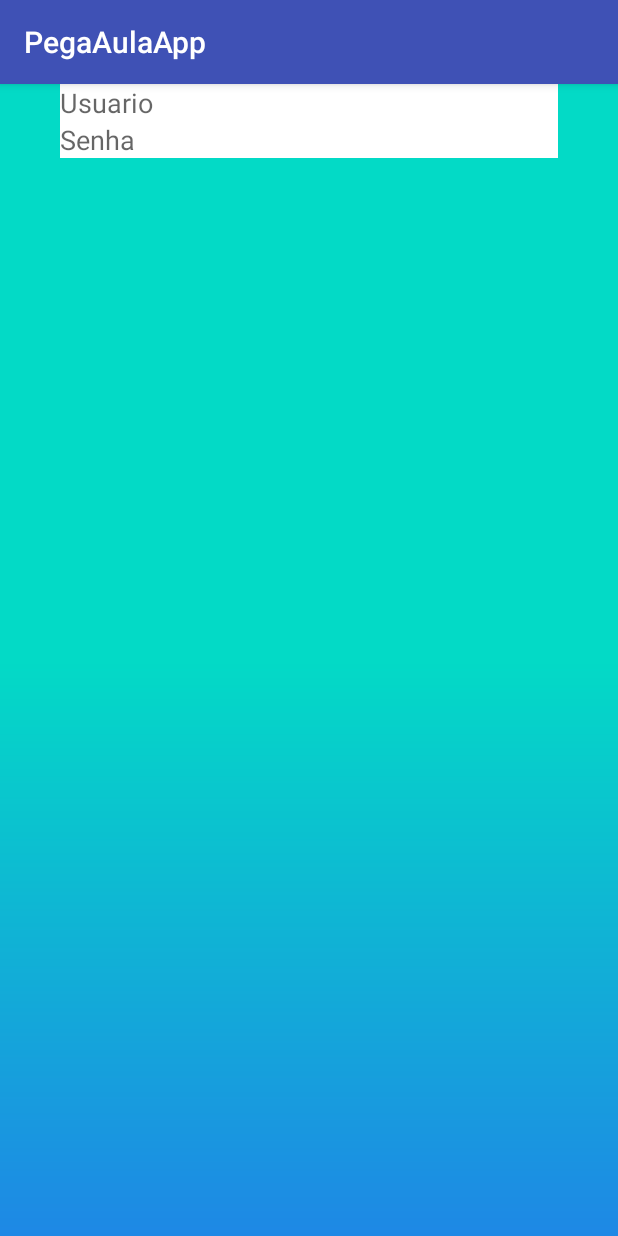
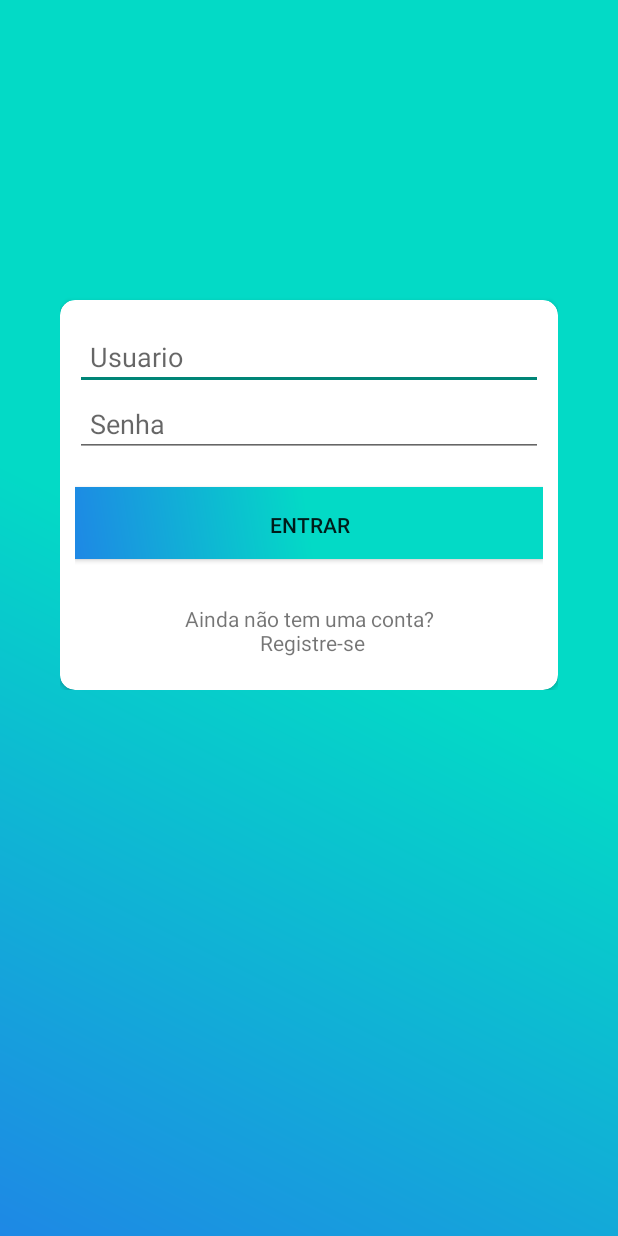
Before and after one commit to agatavelasco/PegaAula, an Android app: the screen it shows after launch (LoginActivity), on a phone screen of 412 x 824 dp. Run offline under Robolectric (Android 15) with nearby library versions, the phone set to English and light mode, and no system bars.

Commit message:
implementacao tela de login e cadastro

```diff
--- a/app/build.gradle
+++ b/app/build.gradle
@@ -22,6 +22,7 @@ dependencies {
     implementation fileTree(dir: 'libs', include: ['*.jar'])
     implementation 'com.android.support:appcompat-v7:27.1.1'
     implementation 'com.android.support.constraint:constraint-layout:1.1.0'
+    implementation 'com.android.support:cardview-v7:27.1.1'
     testImplementation 'junit:junit:4.12'
     androidTestImplementation 'com.android.support.test:runner:1.0.2'
     androidTestImplementation 'com.android.support.test.espresso:espresso-core:3.0.2'
--- a/app/src/main/java/br/ufms/facom/pegaaulaapp/LoginActivity.java
+++ b/app/src/main/java/br/ufms/facom/pegaaulaapp/LoginActivity.java
@@ -1,13 +1,41 @@
 package br.ufms.facom.pegaaulaapp;
 
+import android.content.Intent;
 import android.support.v7.app.AppCompatActivity;
 import android.os.Bundle;
+import android.view.View;
+import android.widget.Button;
+import android.widget.TextView;
 
 public class LoginActivity extends AppCompatActivity {
+
+
+    Button btnEntrar;
+    TextView tvRegistrar;
 
     @Override
     protected void onCreate(Bundle savedInstanceState) {
         super.onCreate(savedInstanceState);
         setContentView(R.layout.activity_login);
+
+        btnEntrar = findViewById(R.id.btn_entrar);
+        tvRegistrar = findViewById(R.id.lv_entrar);
+
+        tvRegistrar.setOnClickListener(new View.OnClickListener() {
+            @Override
+            public void onClick(View v) {
+                Intent intent = new Intent(LoginActivity.this, CadastroActivity.class);
+                startActivity(intent);
+            }
+        });
+
+        btnEntrar.setOnClickListener(new View.OnClickListener() {
+            @Override
+            public void onClick(View v) {
+                Intent intent = new Intent(LoginActivity.this, MainActivity.class);
+                startActivity(intent);
+            }
+        });
+
     }
 }
--- a/app/src/main/res/drawable/gradient.xml
+++ b/app/src/main/res/drawable/gradient.xml
@@ -5,6 +5,5 @@
             android:startColor="#1E88E5"
             android:centerColor="#03DAC6"
             android:endColor="#03DAC6"
-            android:angle="45"
-            android:useLevel="true"/>
+            android:angle="45" />
     </shape>
--- a/app/src/main/res/layout/activity_login.xml
+++ b/app/src/main/res/layout/activity_login.xml
@@ -8,29 +8,74 @@
     android:background="@drawable/gradient">
 
     <LinearLayout
-
         android:layout_width="match_parent"
         android:layout_height="wrap_content"
         android:orientation="vertical"
         android:layout_marginLeft="40dp"
-        android:layout_marginRight="40dp"
-        android:layout_marginTop="100dp"
-        >
+        android:layout_marginRight="40dp">
+
+        <ImageView
+            android:layout_width="match_parent"
+            android:layout_height="50dp" />
+
+        <android.support.v7.widget.CardView
+            android:layout_marginTop="150dp"
+            android:layout_gravity="center"
+            app:cardCornerRadius="10dp"
+            app:cardBackgroundColor="@color/cardview_light_background"
+            android:foregroundGravity="center"
+            android:layout_width="match_parent"
+            android:layout_height="260dp">
+
+            <LinearLayout
+                android:padding="10dp"
+                android:layout_width="match_parent"
+                android:layout_height="wrap_content"
+                android:orientation="vertical">
 
                 <EditText
+                    android:layout_marginTop="5dp"
+                    android:padding="10dp"
                     android:id="@+id/edt_login"
                     android:hint="Usuario"
+                    android:inputType="text"
                     android:layout_width="match_parent"
-            android:layout_height="match_parent"
-            android:background="@color/colorWhite"
-            />
+                    android:layout_height="match_parent" />
 
                 <EditText
+                    android:padding="10dp"
+                    android:inputType="textPassword"
                     android:id="@+id/edt_password"
                     android:layout_width="match_parent"
                     android:layout_height="match_parent"
-            android:background="@color/colorWhite"
                     android:hint="Senha" />
+
+                <Button
+                    android:layout_marginTop="20dp"
+                    android:paddingTop="15dp"
+                    android:id="@+id/btn_entrar"
+                    android:background="@drawable/gradient"
+                    android:gravity="center_horizontal"
+                    android:layout_width="match_parent"
+                    android:layout_height="wrap_content"
+                    android:text="Entrar" />
+
+                <TextView
+                    android:layout_marginTop="30dp"
+                    android:layout_width="match_parent"
+                    android:id="@+id/lv_entrar"
+                    android:layout_height="wrap_content"
+                    android:gravity="center_horizontal"
+                    android:text="Ainda não tem uma conta?\n Registre-se"/>
+
+            </LinearLayout>
+
+
+
+
+        </android.support.v7.widget.CardView>
+
+
 
     </LinearLayout>
 
--- a/app/src/main/res/values/strings.xml
+++ b/app/src/main/res/values/strings.xml
@@ -1,3 +1,3 @@
 <resources>
-    <string name="app_name">PegaAulaApp</string>
+    <string name="app_name">Pega Aula App</string>
 </resources>
--- a/app/src/main/res/values/styles.xml
+++ b/app/src/main/res/values/styles.xml
@@ -6,6 +6,12 @@
         <item name="colorPrimary">@color/colorPrimary</item>
         <item name="colorPrimaryDark">@color/colorPrimaryDark</item>
         <item name="colorAccent">@color/colorAccent</item>
+        <item name="windowActionBar">false</item>
+        <item name="android:windowNoTitle">true</item>
+    </style>
+    <style name="NoActionBar" parent="Theme.AppCompat.Light.NoActionBar">
+        <item name="windowActionBar">false</item>
+        <item name="android:windowNoTitle">true</item>
     </style>
 
 </resources>
```
Also changed, not shown: app/src/main/AndroidManifest.xml (+5 -2 lines), app/src/main/java/br/ufms/facom/pegaaulaapp/CadastroActivity.java (added, +13 -0 lines), app/src/main/res/layout/activity_cadastro.xml (added, +9 -0 lines), 5 other files. Lines whose indentation alone changed are shown as unchanged.
